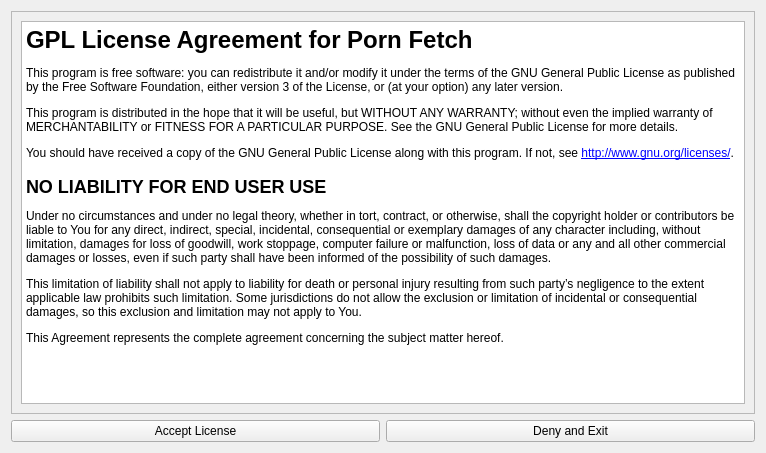
Before: the Qt Designer form src/frontend/form_license_agreement.ui in EchterAlsFake/Porn_Fetch, drawn with Qt 5.
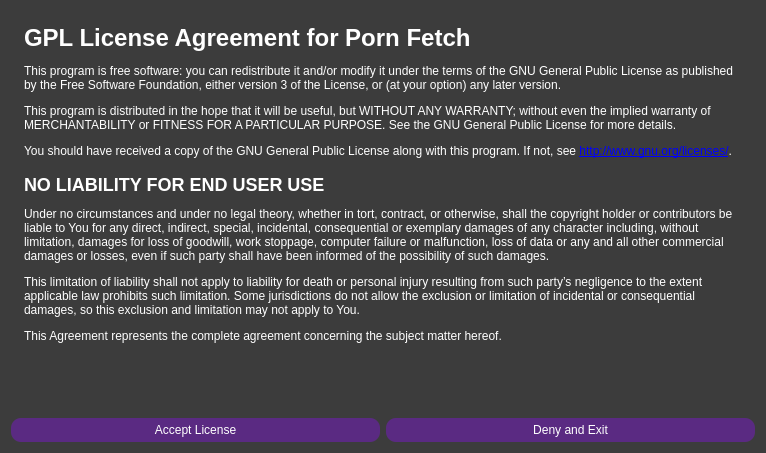
After: the same form once the commit is applied.

```diff
--- a/src/frontend/form_license_agreement.ui
+++ b/src/frontend/form_license_agreement.ui
@@ -13,6 +13,35 @@
   <property name="windowTitle">
    <string>Widget</string>
   </property>
+  <property name="styleSheet">
+   <string notr="true">QWidget {
+color: white;
+background-color: rgb(60, 60, 60);
+border: none;
+}
+QPushButton {
+        background-color: #5a2a82;
+        color: #ffffff; 
+        border: none;
+        border-radius: 10px;
+        padding: 5px 20px; 
+        font-size: 12px;
+        outline: none;
+    }
+    
+    QPushButton:hover {
+        background-color: #7b3ca3; 
+    }
+
+    QPushButton:pressed {
+        background-color: #481f61; 
+    }
+
+    QPushButton:disabled {
+        background-color: #3f1d4d; 
+        color: #8a7b9a; 
+    }</string>
+  </property>
   <layout class="QGridLayout" name="gridLayout">
    <item row="0" column="0">
     <widget class="QScrollArea" name="scrollArea">
@@ -24,8 +53,8 @@
        <rect>
         <x>0</x>
         <y>0</y>
-        <width>746</width>
-        <height>400</height>
+        <width>748</width>
+        <height>402</height>
        </rect>
       </property>
       <layout class="QGridLayout" name="gridLayout_2">
@@ -38,15 +67,15 @@
 hr { height: 1px; border-width: 0; }
 li.unchecked::marker { content: &quot;\2610&quot;; }
 li.checked::marker { content: &quot;\2612&quot;; }
-&lt;/style&gt;&lt;/head&gt;&lt;body style=&quot; font-family:'Sans Serif'; font-size:9pt; font-weight:400; font-style:normal;&quot;&gt;
-&lt;h1 style=&quot; margin-top:18px; margin-bottom:12px; margin-left:0px; margin-right:0px; -qt-block-indent:0; text-indent:0px;&quot;&gt;&lt;span style=&quot; font-size:xx-large; font-weight:700;&quot;&gt;GPL License Agreement for Porn Fetch&lt;/span&gt;&lt;/h1&gt;
-&lt;p style=&quot; margin-top:12px; margin-bottom:12px; margin-left:0px; margin-right:0px; -qt-block-indent:0; text-indent:0px;&quot;&gt;This program is free software: you can redistribute it and/or modify it under the terms of the GNU General Public License as published by the Free Software Foundation, either version 3 of the License, or (at your option) any later version.&lt;/p&gt;
-&lt;p style=&quot; margin-top:12px; margin-bottom:12px; margin-left:0px; margin-right:0px; -qt-block-indent:0; text-indent:0px;&quot;&gt;This program is distributed in the hope that it will be useful, but WITHOUT ANY WARRANTY; without even the implied warranty of MERCHANTABILITY or FITNESS FOR A PARTICULAR PURPOSE. See the GNU General Public License for more details.&lt;/p&gt;
-&lt;p style=&quot; margin-top:12px; margin-bottom:12px; margin-left:0px; margin-right:0px; -qt-block-indent:0; text-indent:0px;&quot;&gt;You should have received a copy of the GNU General Public License along with this program. If not, see &lt;a href=&quot;http://www.gnu.org/licenses/&quot;&gt;&lt;span style=&quot; text-decoration: underline; color:#0000ff;&quot;&gt;http://www.gnu.org/licenses/&lt;/span&gt;&lt;/a&gt;.&lt;/p&gt;
-&lt;h2 style=&quot; margin-top:16px; margin-bottom:12px; margin-left:0px; margin-right:0px; -qt-block-indent:0; text-indent:0px;&quot;&gt;&lt;span style=&quot; font-size:x-large; font-weight:700;&quot;&gt;NO LIABILITY FOR END USER USE&lt;/span&gt;&lt;/h2&gt;
-&lt;p style=&quot; margin-top:12px; margin-bottom:12px; margin-left:0px; margin-right:0px; -qt-block-indent:0; text-indent:0px;&quot;&gt;Under no circumstances and under no legal theory, whether in tort, contract, or otherwise, shall the copyright holder or contributors be liable to You for any direct, indirect, special, incidental, consequential or exemplary damages of any character including, without limitation, damages for loss of goodwill, work stoppage, computer failure or malfunction, loss of data or any and all other commercial damages or losses, even if such party shall have been informed of the possibility of such damages.&lt;/p&gt;
-&lt;p style=&quot; margin-top:12px; margin-bottom:12px; margin-left:0px; margin-right:0px; -qt-block-indent:0; text-indent:0px;&quot;&gt;This limitation of liability shall not apply to liability for death or personal injury resulting from such party’s negligence to the extent applicable law prohibits such limitation. Some jurisdictions do not allow the exclusion or limitation of incidental or consequential damages, so this exclusion and limitation may not apply to You.&lt;/p&gt;
-&lt;p style=&quot; margin-top:12px; margin-bottom:12px; margin-left:0px; margin-right:0px; -qt-block-indent:0; text-indent:0px;&quot;&gt;This Agreement represents the complete agreement concerning the subject matter hereof.&lt;/p&gt;&lt;/body&gt;&lt;/html&gt;</string>
+&lt;/style&gt;&lt;/head&gt;&lt;body style=&quot; font-family:'Cantarell'; font-size:11pt; font-weight:400; font-style:normal;&quot;&gt;
+&lt;h1 style=&quot; margin-top:18px; margin-bottom:12px; margin-left:0px; margin-right:0px; -qt-block-indent:0; text-indent:0px;&quot;&gt;&lt;span style=&quot; font-family:'Sans Serif'; font-size:9pt; font-weight:700;&quot;&gt;GPL License Agreement for Porn Fetch&lt;/span&gt;&lt;/h1&gt;
+&lt;p style=&quot; margin-top:12px; margin-bottom:12px; margin-left:0px; margin-right:0px; -qt-block-indent:0; text-indent:0px;&quot;&gt;&lt;span style=&quot; font-family:'Sans Serif'; font-size:9pt;&quot;&gt;This program is free software: you can redistribute it and/or modify it under the terms of the GNU General Public License as published by the Free Software Foundation, either version 3 of the License, or (at your option) any later version.&lt;/span&gt;&lt;/p&gt;
+&lt;p style=&quot; margin-top:12px; margin-bottom:12px; margin-left:0px; margin-right:0px; -qt-block-indent:0; text-indent:0px;&quot;&gt;&lt;span style=&quot; font-family:'Sans Serif'; font-size:9pt;&quot;&gt;This program is distributed in the hope that it will be useful, but WITHOUT ANY WARRANTY; without even the implied warranty of MERCHANTABILITY or FITNESS FOR A PARTICULAR PURPOSE. See the GNU General Public License for more details.&lt;/span&gt;&lt;/p&gt;
+&lt;p style=&quot; margin-top:12px; margin-bottom:12px; margin-left:0px; margin-right:0px; -qt-block-indent:0; text-indent:0px;&quot;&gt;&lt;span style=&quot; font-family:'Sans Serif'; font-size:9pt;&quot;&gt;You should have received a copy of the GNU General Public License along with this program. If not, see &lt;/span&gt;&lt;a href=&quot;http://www.gnu.org/licenses/&quot;&gt;&lt;span style=&quot; font-family:'Sans Serif'; font-size:9pt; text-decoration: underline; color:#0000ff;&quot;&gt;http://www.gnu.org/licenses/&lt;/span&gt;&lt;/a&gt;&lt;span style=&quot; font-family:'Sans Serif'; font-size:9pt;&quot;&gt;.&lt;/span&gt;&lt;/p&gt;
+&lt;h2 style=&quot; margin-top:16px; margin-bottom:12px; margin-left:0px; margin-right:0px; -qt-block-indent:0; text-indent:0px;&quot;&gt;&lt;span style=&quot; font-family:'Sans Serif'; font-size:9pt; font-weight:700;&quot;&gt;NO LIABILITY FOR END USER USE&lt;/span&gt;&lt;/h2&gt;
+&lt;p style=&quot; margin-top:12px; margin-bottom:12px; margin-left:0px; margin-right:0px; -qt-block-indent:0; text-indent:0px;&quot;&gt;&lt;span style=&quot; font-family:'Sans Serif'; font-size:9pt;&quot;&gt;Under no circumstances and under no legal theory, whether in tort, contract, or otherwise, shall the copyright holder or contributors be liable to You for any direct, indirect, special, incidental, consequential or exemplary damages of any character including, without limitation, damages for loss of goodwill, work stoppage, computer failure or malfunction, loss of data or any and all other commercial damages or losses, even if such party shall have been informed of the possibility of such damages.&lt;/span&gt;&lt;/p&gt;
+&lt;p style=&quot; margin-top:12px; margin-bottom:12px; margin-left:0px; margin-right:0px; -qt-block-indent:0; text-indent:0px;&quot;&gt;&lt;span style=&quot; font-family:'Sans Serif'; font-size:9pt;&quot;&gt;This limitation of liability shall not apply to liability for death or personal injury resulting from such party’s negligence to the extent applicable law prohibits such limitation. Some jurisdictions do not allow the exclusion or limitation of incidental or consequential damages, so this exclusion and limitation may not apply to You.&lt;/span&gt;&lt;/p&gt;
+&lt;p style=&quot; margin-top:12px; margin-bottom:12px; margin-left:0px; margin-right:0px; -qt-block-indent:0; text-indent:0px;&quot;&gt;&lt;span style=&quot; font-family:'Sans Serif'; font-size:9pt;&quot;&gt;This Agreement represents the complete agreement concerning the subject matter hereof.&lt;/span&gt;&lt;/p&gt;&lt;/body&gt;&lt;/html&gt;</string>
          </property>
         </widget>
        </item>
```
Left out of the diff: 4 changed lines with no effect on the pictures.
